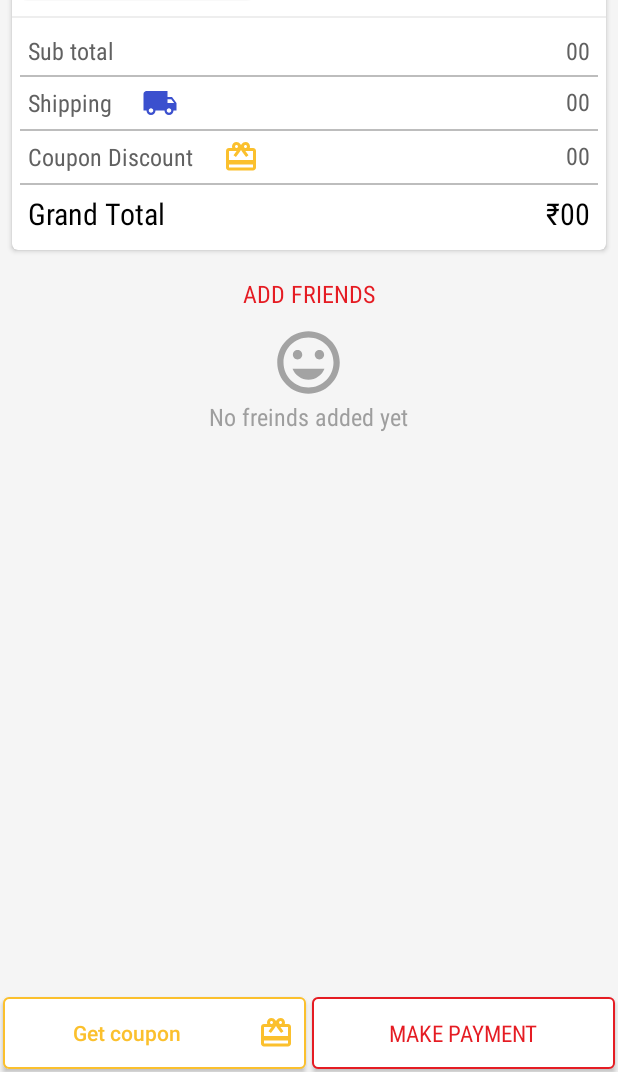
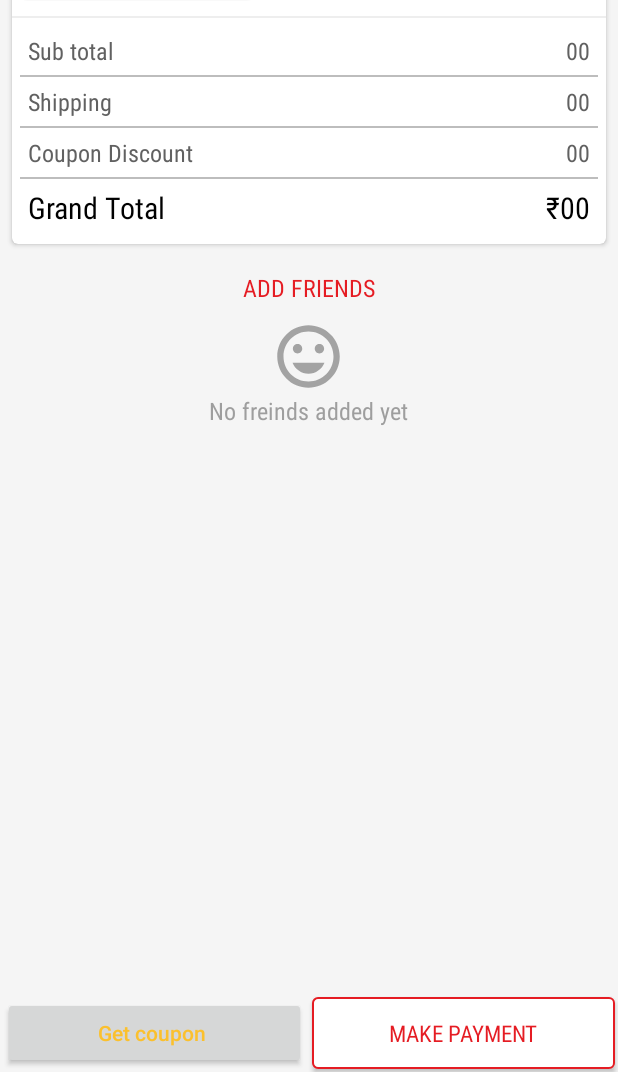
Before and after one commit to narmwarevrushali/album1, an Android app: the layout fragment_cart_full.xml on its own in the app's theme, with its tools: preview values and no code run, on a phone screen of 412 x 824 dp, the part 164-1236 px from its top. Run offline under Robolectric (Android 15) with nearby library versions, the phone set to English and light mode, and no system bars.

Commit message:
All src are chnaged to srcCompat. drawableLeft and drwableRigth removed.

```diff
--- a/app/src/main/java/narmware/com/photouploadcopy/activity/InvoiceActivity.java
+++ b/app/src/main/java/narmware/com/photouploadcopy/activity/InvoiceActivity.java
@@ -57,7 +57,7 @@ public class InvoiceActivity extends AppCompatActivity {
 
         mJsonParser=new JSONParser();
 
-        mLinearEmpty= (LinearLayout) findViewById(R.id.empty_coupon);
+        mLinearEmpty= (LinearLayout) findViewById(R.id.empty_invoice);
         mLinearEmpty.setVisibility(View.INVISIBLE);
     }
 
--- a/app/src/main/res/layout/fragment_cart_details.xml
+++ b/app/src/main/res/layout/fragment_cart_details.xml
@@ -45,8 +45,6 @@
             style="@style/textStyle"
             android:textColor="@color/grey_700"
             android:gravity="center"
-            android:drawableRight="@drawable/ic_shipping"
-            android:drawablePadding="20dp"
             android:layout_alignParentLeft="true"
             android:layout_width="wrap_content"
             android:layout_height="wrap_content" />
@@ -77,8 +75,6 @@
             style="@style/textStyle"
             android:textColor="@color/grey_700"
             android:gravity="center"
-            android:drawableRight="@drawable/ic_redeem_black_24dp"
-            android:drawablePadding="20dp"
             android:layout_alignParentLeft="true"
             android:layout_width="wrap_content"
             android:layout_height="wrap_content" />
--- a/app/src/main/res/layout/fragment_cart_full.xml
+++ b/app/src/main/res/layout/fragment_cart_full.xml
@@ -246,8 +246,6 @@
             android:layout_margin="2dp"
             android:paddingLeft="5dp"
             android:paddingRight="8dp"
-            android:background="@drawable/button_coupon"
-            android:drawableRight="@drawable/ic_redeem_black_24dp"
             android:drawablePadding="10dp"
             android:text="Get coupon"
             android:singleLine="true"
--- a/app/src/main/res/layout/fragment_profile.xml
+++ b/app/src/main/res/layout/fragment_profile.xml
@@ -110,7 +110,7 @@
                         android:layout_width="wrap_content"
                         android:layout_height="wrap_content"
                         android:layout_alignParentRight="true"
-                        android:src="@drawable/ic_right" />
+                        app:srcCompat="@drawable/ic_right" />
 
 
                     </RelativeLayout>
@@ -139,7 +139,7 @@
 
                     <ImageView
                         android:layout_alignParentRight="true"
-                        android:src="@drawable/ic_right"
+                        app:srcCompat="@drawable/ic_right"
                         android:layout_width="wrap_content"
                         android:layout_height="wrap_content" />
 
@@ -167,7 +167,7 @@
 
                     <ImageView
                         android:layout_alignParentRight="true"
-                        android:src="@drawable/ic_right"
+                        app:srcCompat="@drawable/ic_right"
                         android:layout_width="wrap_content"
                         android:layout_height="wrap_content" />
 
--- a/app/src/main/res/layout/item_coupon.xml
+++ b/app/src/main/res/layout/item_coupon.xml
@@ -76,7 +76,6 @@
                 android:paddingBottom="2dp"
                 android:paddingLeft="8dp"
                 android:paddingRight="8dp"
-                android:drawableLeft="@drawable/ic_chevron_right"
                 android:text="Minimum Transaction"
                 style="@style/textStyle"
                 android:textColor="@color/grey_800"
--- a/app/src/main/res/layout/item_recycler_frame.xml
+++ b/app/src/main/res/layout/item_recycler_frame.xml
@@ -19,7 +19,7 @@
     <ImageView
         android:layout_above="@+id/horizontal"
         android:id="@+id/img_frame"
-        android:src="@drawable/ic_launcher"
+        app:srcCompat="@drawable/ic_launcher"
         android:layout_width="match_parent"
         android:layout_height="200dp" />
 
--- a/app/src/main/res/layout/item_recycler_friend.xml
+++ b/app/src/main/res/layout/item_recycler_friend.xml
@@ -2,7 +2,8 @@
 
 <LinearLayout android:layout_width="match_parent"
     android:layout_height="wrap_content"
-    xmlns:android="http://schemas.android.com/apk/res/android">
+    xmlns:android="http://schemas.android.com/apk/res/android"
+    xmlns:app="http://schemas.android.com/apk/res-auto">
 
     <RelativeLayout
         android:paddingLeft="5dp"
@@ -55,7 +56,7 @@
         <ImageButton
             android:id="@+id/btn_remove"
             android:background="@android:color/transparent"
-            android:src="@drawable/ic_close"
+            app:srcCompat="@drawable/ic_close"
             android:layout_alignParentRight="true"
             android:layout_centerVertical="true"
             android:layout_width="40dp"
```
